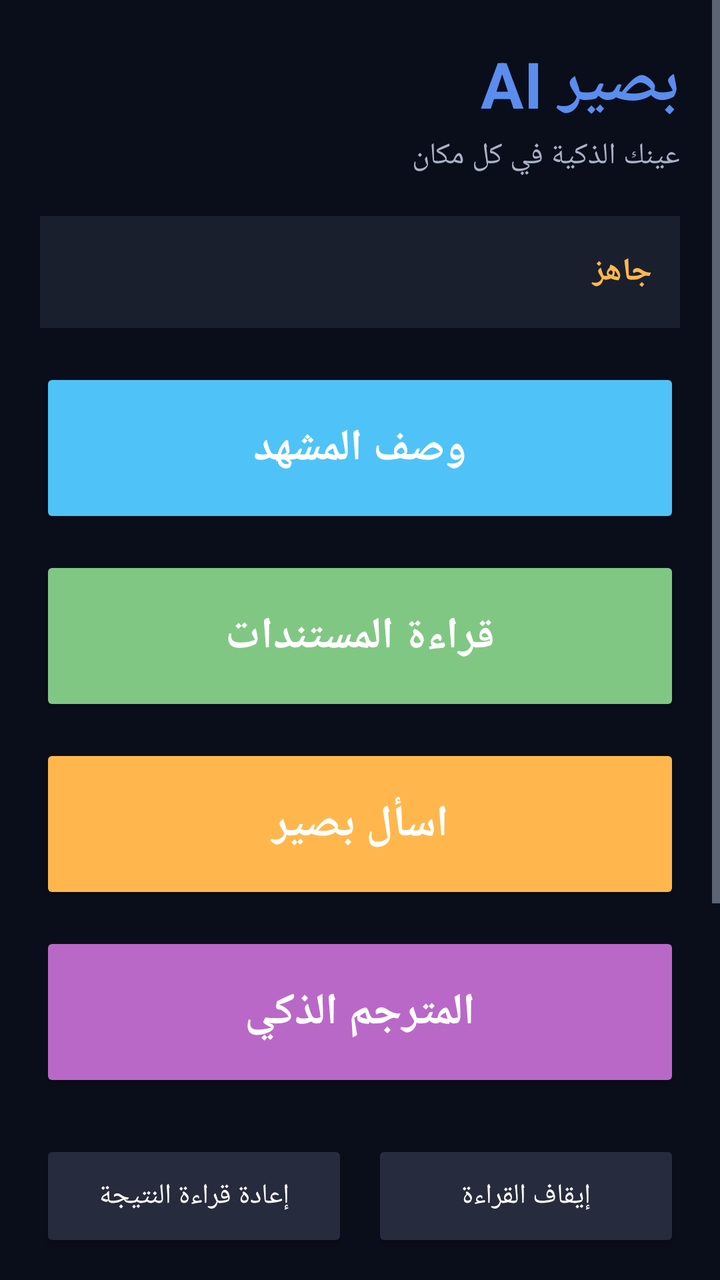
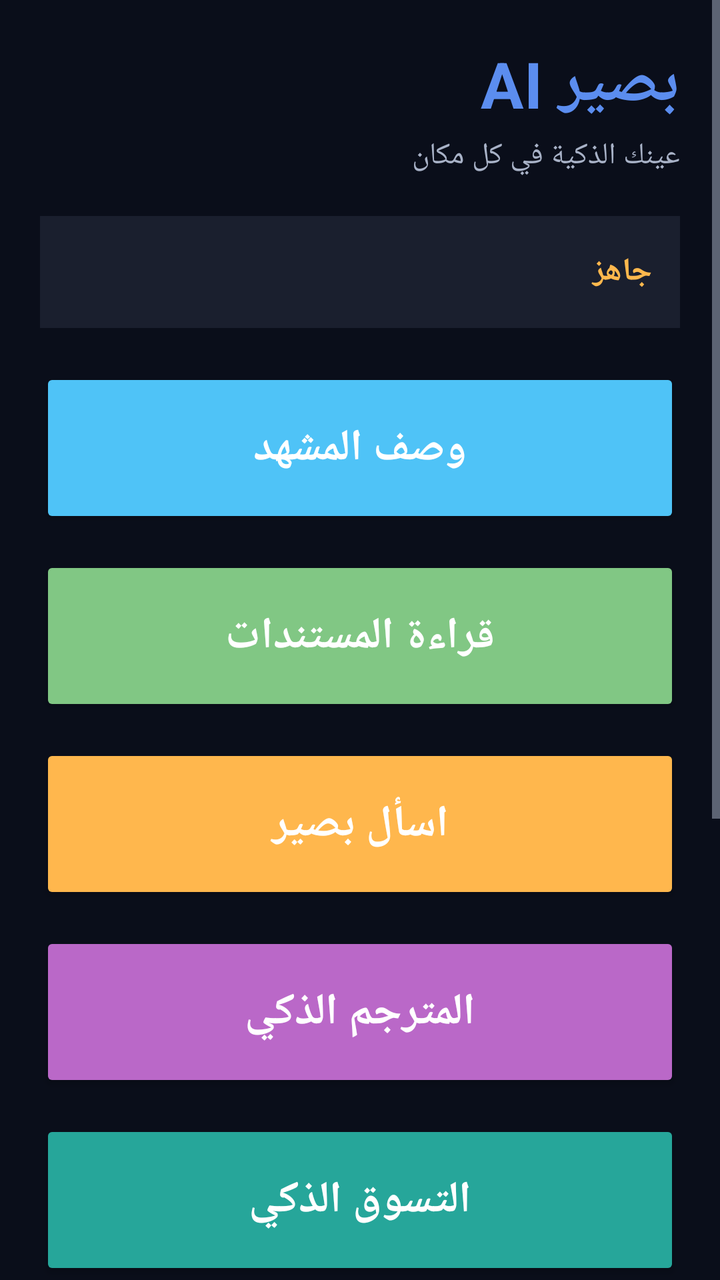

Before-and-after screenshots of an Android layout around one commit, followed by the original layout XML and the change that was made.
<!-- AndroidManifest.xml: application theme Theme.BaseerAI -->
<!-- res/layout/activity_main.xml -->
<?xml version="1.0" encoding="utf-8"?>
<ScrollView xmlns:android="http://schemas.android.com/apk/res/android"
    android:layout_width="match_parent"
    android:layout_height="match_parent"
    android:layoutDirection="rtl"
    android:background="@color/background"
    android:fillViewport="true">

    <LinearLayout
        android:layout_width="match_parent"
        android:layout_height="wrap_content"
        android:orientation="vertical"
        android:padding="20dp">

        
        <TextView
            android:layout_width="match_parent"
            android:layout_height="wrap_content"
            android:text="@string/app_name"
            android:textSize="32sp"
            android:textStyle="bold"
            android:textColor="@color/primary"
            android:paddingBottom="4dp"
            android:accessibilityHeading="true" />

        <TextView
            android:layout_width="match_parent"
            android:layout_height="wrap_content"
            android:text="@string/app_tagline"
            android:textSize="15sp"
            android:textColor="@color/text_secondary"
            android:paddingBottom="20dp" />

        
        <TextView
            android:id="@+id/statusText"
            android:layout_width="match_parent"
            android:layout_height="wrap_content"
            android:minHeight="56dp"
            android:gravity="center_vertical"
            android:padding="14dp"
            android:background="@color/surface"
            android:textColor="@color/accent"
            android:textSize="16sp"
            android:textStyle="bold"
            android:text="@string/status_ready"
            android:accessibilityLiveRegion="polite"
            android:layout_marginBottom="20dp" />

        
        <Button
            android:id="@+id/btnDescribe"
            android:layout_width="match_parent"
            android:layout_height="wrap_content"
            android:minHeight="80dp"
            android:text="@string/btn_describe"
            android:textSize="22sp"
            android:textStyle="bold"
            android:backgroundTint="@color/describe"
            android:textColor="@color/on_primary"
            android:contentDescription="@string/btn_describe_desc"
            android:layout_marginBottom="14dp" />

        <Button
            android:id="@+id/btnRead"
            android:layout_width="match_parent"
            android:layout_height="wrap_content"
            android:minHeight="80dp"
            android:text="@string/btn_read"
            android:textSize="22sp"
            android:textStyle="bold"
            android:backgroundTint="@color/read"
            android:textColor="@color/on_primary"
            android:contentDescription="@string/btn_read_desc"
            android:layout_marginBottom="14dp" />

        <Button
            android:id="@+id/btnAsk"
            android:layout_width="match_parent"
            android:layout_height="wrap_content"
            android:minHeight="80dp"
            android:text="@string/btn_ask"
            android:textSize="22sp"
            android:textStyle="bold"
            android:backgroundTint="@color/ask"
            android:textColor="@color/on_primary"
            android:contentDescription="@string/btn_ask_desc"
            android:layout_marginBottom="14dp" />

        <Button
            android:id="@+id/btnTranslate"
            android:layout_width="match_parent"
            android:layout_height="wrap_content"
            android:minHeight="80dp"
            android:text="@string/btn_translate"
            android:textSize="22sp"
            android:textStyle="bold"
            android:backgroundTint="@color/translate"
            android:textColor="@color/on_primary"
            android:contentDescription="@string/btn_translate_desc"
            android:layout_marginBottom="24dp" />

        
        <LinearLayout
            android:layout_width="match_parent"
            android:layout_height="wrap_content"
            android:orientation="horizontal"
            android:weightSum="2"
            android:layout_marginBottom="20dp">

            <Button
                android:id="@+id/btnRepeat"
                android:layout_width="0dp"
                android:layout_weight="1"
                android:layout_height="wrap_content"
                android:minHeight="56dp"
                android:text="@string/btn_repeat"
                android:textSize="14sp"
                android:backgroundTint="@color/surface_elevated"
                android:textColor="@color/text_primary"
                android:layout_marginEnd="6dp"
                android:contentDescription="@string/btn_repeat" />

            <Button
                android:id="@+id/btnStopSpeech"
                android:layout_width="0dp"
                android:layout_weight="1"
                android:layout_height="wrap_content"
                android:minHeight="56dp"
                android:text="@string/btn_stop_speech"
                android:textSize="14sp"
                android:backgroundTint="@color/surface_elevated"
                android:textColor="@color/text_primary"
                android:layout_marginStart="6dp"
                android:contentDescription="@string/btn_stop_speech" />
        </LinearLayout>

        
        <TextView
            android:layout_width="match_parent"
            android:layout_height="wrap_content"
            android:text="@string/result_label"
            android:textColor="@color/text_secondary"
            android:textSize="14sp"
            android:paddingBottom="6dp"
            android:accessibilityHeading="true" />

        <TextView
            android:id="@+id/resultText"
            android:layout_width="match_parent"
            android:layout_height="wrap_content"
            android:minHeight="120dp"
            android:padding="16dp"
            android:background="@color/surface"
            android:textColor="@color/text_primary"
            android:textSize="17sp"
            android:lineSpacingMultiplier="1.4"
            android:text="@string/last_action_none"
            android:textIsSelectable="true"
            android:accessibilityLiveRegion="polite"
            android:layout_marginBottom="20dp" />

        <Button
            android:id="@+id/btnSettings"
            android:layout_width="match_parent"
            android:layout_height="wrap_content"
            android:minHeight="56dp"
            android:text="@string/btn_settings"
            android:textSize="15sp"
            android:backgroundTint="@color/surface_elevated"
            android:textColor="@color/text_primary"
            android:layout_marginBottom="20dp"
            android:contentDescription="@string/btn_settings" />

    </LinearLayout>
</ScrollView>
<!-- resources referenced by this layout -->
<resources>
  <color name="accent">#FFB84D</color>
  <color name="ask">#FFB74D</color>
  <color name="background">#0A0E1A</color>
  <color name="describe">#4FC3F7</color>
  <color name="on_primary">#FFFFFF</color>
  <color name="primary">#5B8DEF</color>
  <color name="read">#81C784</color>
  <color name="surface">#1A1F2E</color>
  <color name="surface_elevated">#262C3D</color>
  <color name="text_primary">#FFFFFF</color>
  <color name="text_secondary">#A8B2C7</color>
  <color name="translate">#BA68C8</color>
  <string name="app_name">بصير AI</string>
  <string name="app_tagline">عينك الذكية في كل مكان</string>
  <string name="btn_ask">اسأل بصير</string>
  <string name="btn_ask_desc">التقط صورة ثم اسأل أي شيء عنها بصوتك</string>
  <string name="btn_describe">وصف المشهد</string>
  <string name="btn_describe_desc">التقط صورة لما حولك واسمع وصفًا ذكيًا بالعربية</string>
  <string name="btn_read">قراءة المستندات</string>
  <string name="btn_read_desc">التقط صورة لورقة أو فاتورة واسمع تلخيصًا ذكيًا</string>
  <string name="btn_repeat">إعادة قراءة النتيجة</string>
  <string name="btn_settings">الإعدادات</string>
  <string name="btn_stop_speech">إيقاف القراءة</string>
  <string name="btn_translate">المترجم الذكي</string>
  <string name="btn_translate_desc">ترجمة ذكية مع شرح نبرة النص الأصلي</string>
  <string name="last_action_none">لم تنفذ أي عملية بعد</string>
  <string name="result_label">النتيجة</string>
  <string name="status_ready">جاهز</string>
  <style name="Theme.BaseerAI" parent="Theme.MaterialComponents.NoActionBar">
          <item name="colorPrimary">@color/primary</item>
          <item name="colorPrimaryDark">@color/primary_dark</item>
          <item name="colorAccent">@color/accent</item>
          <item name="android:windowBackground">@color/background</item>
          <item name="android:colorBackground">@color/background</item>
          <item name="android:textColorPrimary">@color/text_primary</item>
          <item name="android:textColorSecondary">@color/text_secondary</item>
          <item name="android:textColorHint">@color/text_hint</item>
          <item name="android:statusBarColor">@color/background</item>
          <item name="android:navigationBarColor">@color/background</item>
      </style>
  <color name="primary_dark">#3B6EDB</color>
  <color name="text_hint">#6B7385</color>
</resources>

<!-- the commit's change to res/layout/activity_main.xml (unified diff, before → after) -->
@@ -98,6 +98,19 @@
             android:backgroundTint="@color/translate"
             android:textColor="@color/on_primary"
             android:contentDescription="@string/btn_translate_desc"
+            android:layout_marginBottom="14dp" />
+
+        <Button
+            android:id="@+id/btnShopping"
+            android:layout_width="match_parent"
+            android:layout_height="wrap_content"
+            android:minHeight="80dp"
+            android:text="@string/btn_shopping"
+            android:textSize="22sp"
+            android:textStyle="bold"
+            android:backgroundTint="@color/shopping"
+            android:textColor="@color/on_primary"
+            android:contentDescription="@string/btn_shopping_desc"
             android:layout_marginBottom="24dp" />
 
         
<!-- resource entries referenced after the edit -->
@@ -7,6 +7,7 @@
   <color name="on_primary">#FFFFFF</color>
   <color name="primary">#5B8DEF</color>
   <color name="read">#81C784</color>
+  <color name="shopping">#26A69A</color>
   <color name="surface">#1A1F2E</color>
   <color name="surface_elevated">#262C3D</color>
   <color name="text_primary">#FFFFFF</color>
@@ -22,6 +23,8 @@
   <string name="btn_read_desc">التقط صورة لورقة أو فاتورة واسمع تلخيصًا ذكيًا</string>
   <string name="btn_repeat">إعادة قراءة النتيجة</string>
   <string name="btn_settings">الإعدادات</string>
+  <string name="btn_shopping">التسوق الذكي</string>
+  <string name="btn_shopping_desc">صور أي منتج واعرف اسمه وسعره وصلاحيته ومكوناته مع كشف الحساسيات</string>
   <string name="btn_stop_speech">إيقاف القراءة</string>
   <string name="btn_translate">المترجم الذكي</string>
   <string name="btn_translate_desc">ترجمة ذكية مع شرح نبرة النص الأصلي</string>
